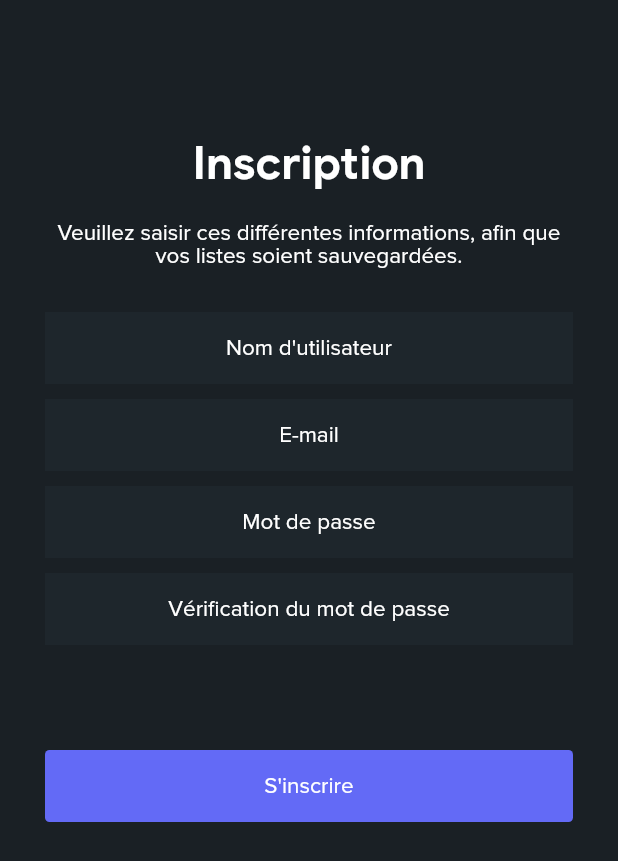
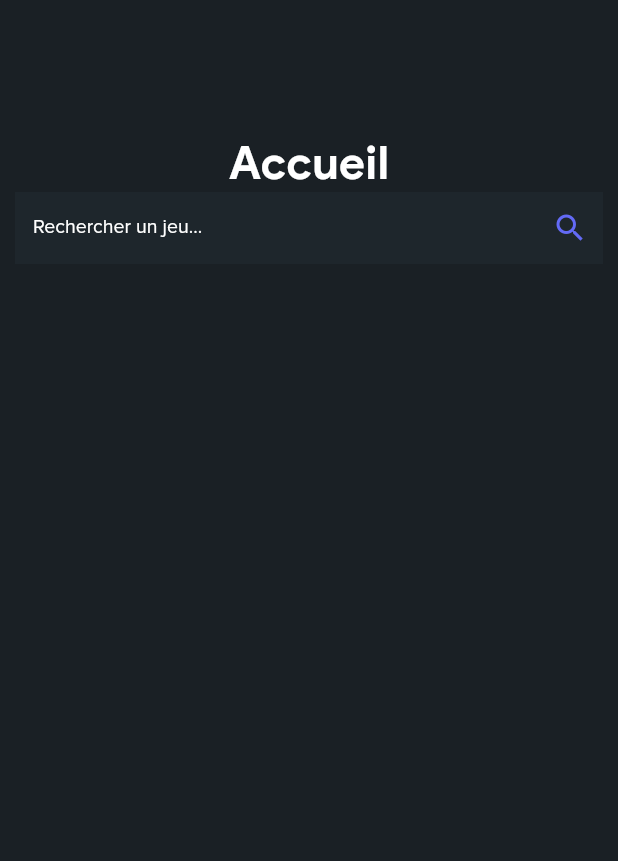
Before and after one commit to ShellyC6/projet_jeux_video, a Flutter app: the screen it shows after launch, on a phone screen of 412 x 824 dp. Shown: the top 861 px of the screen. Run offline on Flutter 3.47's test engine with Material 2 defaults, Android fonts, the phone set to English and light mode, and no system bars.

Commit message:
Custom SearchBar

```diff
--- a/lib/main.dart
+++ b/lib/main.dart
@@ -2,6 +2,7 @@ import 'package:flutter/material.dart';
 import 'app_theme.dart';
 import 'screens/connexion.dart';
 import 'screens/inscription.dart';
+import 'screens/accueil.dart';
 
 void main() {
   runApp(const MyApp());
@@ -16,7 +17,7 @@ class MyApp extends StatelessWidget {
     return MaterialApp(
       title: 'Game Store',
       theme: AppThemeDataFactory.prepareThemeData(),
-      home: const InscriptionPage(),
+      home: const AccueilPage(),
     );
   }
 }
--- /dev/null
+++ b/lib/screens/accueil.dart
@@ -0,0 +1,31 @@
+import 'package:flutter/material.dart';
+import '/app_colors.dart';
+import '/widgets/search_bar.dart';
+
+class AccueilPage extends StatefulWidget {
+  const AccueilPage({super.key});
+
+  @override
+  State<AccueilPage> createState() => _AccueilPageState();
+}
+
+class _AccueilPageState extends State<AccueilPage> {
+  @override
+  Widget build(BuildContext context) {
+    return Scaffold(
+      body: Padding(
+        padding: const EdgeInsets.only(left:10, bottom: 10, right: 10, top:90),
+        child: Column(
+            children: <Widget>[
+              Text(
+                "Accueil",
+                style: Theme.of(context).textTheme.titleLarge,
+              ),
+              SearchBar(text: "Rechercher un jeu...")
+            ]
+        ),
+      ),
+    );
+  }
+
+}
--- a/lib/screens/connexion.dart
+++ b/lib/screens/connexion.dart
@@ -42,7 +42,7 @@ class _ConnexionPageState extends State<ConnexionPage> {
             const MyTextField(text: "Mot de passe", obscureText: true,),
             const SizedBox(height: 70),
             const MyTextButton(type: false, text: "Se connecter"),
-            const SizedBox(height: 10),
+            const SizedBox(height: 15),
             const MyTextButton(type: true, text: "Créer un nouveau compte"),
             Expanded(
               child: Align(
--- a/lib/screens/inscription.dart
+++ b/lib/screens/inscription.dart
@@ -28,15 +28,15 @@ class _InscriptionPageState extends State<InscriptionPage> {
                 style: Theme.of(context).textTheme.titleLarge,
               ),
               const SizedBox(height: 20),
-              /*Padding(
-                padding: const EdgeInsets.only(left: 65, right: 65),
-                child:*/ Text(
+              Padding(
+                padding: const EdgeInsets.only(left: 20, right: 20),
+                child: Text(
                   "Veuillez saisir ces différentes informations, afin que vos listes soient sauvegardées.",
                   style: Theme.of(context).textTheme.bodyLarge,
                   textAlign: TextAlign.center,
-                //),
+                ),
               ),
-              const SizedBox(height: 30),
+              const SizedBox(height: 50),
               const MyTextField(text: "Nom d'utilisateur", obscureText: false,),
               const SizedBox(height: 10),
               const MyTextField(text: "E-mail", obscureText: false,),
--- a/lib/widgets/my_text_button.dart
+++ b/lib/widgets/my_text_button.dart
@@ -9,7 +9,9 @@ class MyTextButton extends StatelessWidget {
 
   @override
   Widget build(BuildContext context) {
-    if(!type){  // Full Background
+
+    // Full Background
+    if(!type){
       return SizedBox(
         width: double.infinity,
         child: ClipRRect(
@@ -39,9 +41,12 @@ class MyTextButton extends StatelessWidget {
           ),
         ),
       );
-    } else {  // Empty background
+
+      // Empty background
+    } else {
       return SizedBox(
         width: double.infinity,
+        height: 50,
         child: TextButton(
           onPressed: (){
             print("Bouton $text");
--- /dev/null
+++ b/lib/widgets/search_bar.dart
@@ -0,0 +1,47 @@
+import 'package:flutter/material.dart';
+import '/app_colors.dart';
+
+class SearchBar extends StatefulWidget {
+  const SearchBar({super.key, required this.text});
+
+  final String text;
+
+  @override
+  State<SearchBar> createState() => _SearchBarState();
+}
+
+class _SearchBarState extends State<SearchBar> {
+  @override
+  Widget build(BuildContext context) {
+    return SizedBox(
+      child: Container(
+        color: AppColors.contrastColor,
+        child: Row(
+          children: <Widget>[
+            Expanded(
+              child: TextField(
+                style: Theme.of(context).textTheme.bodyMedium,
+                obscureText: false,
+                textAlign: TextAlign.start,
+                decoration: InputDecoration(
+                  hintText: widget.text,
+                  hintStyle: Theme.of(context).textTheme.bodyMedium,
+                  filled: true,
+                  border: InputBorder.none,
+                  fillColor: AppColors.contrastColor,
+                ),
+              ),
+            ),
+            const Padding(
+              padding: EdgeInsets.only(right: 10),
+              child: Icon(
+                Icons.search,
+                color: AppColors.accentColor,
+              ),
+            ),
+          ],
+        ),
+      ),
+    );
+  }
+}
```
Also changed, not shown: res/svg/search.svg (added).
